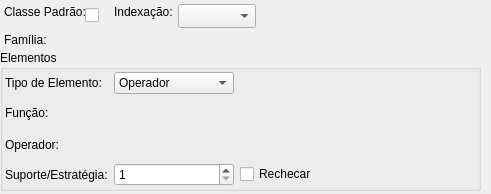
The window that pgmodeler_ui/ui/classeoperadoreswidget.ui (erdincay/pgmodeler-old) describes before a commit, drawn with Qt 5.
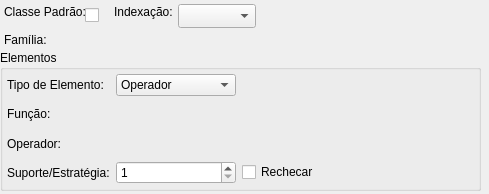
The same window after the commit.

What changed in the file:
```diff
--- a/pgmodeler_ui/ui/classeoperadoreswidget.ui
+++ b/pgmodeler_ui/ui/classeoperadoreswidget.ui
@@ -6,7 +6,7 @@
    <rect>
     <x>0</x>
     <y>0</y>
-    <width>491</width>
+    <width>489</width>
     <height>194</height>
    </rect>
   </property>
@@ -106,7 +106,10 @@
    </property>
    <layout class="QGridLayout" name="elementos_grid">
     <property name="margin">
-     <number>2</number>
+     <number>4</number>
+    </property>
+    <property name="spacing">
+     <number>6</number>
     </property>
     <item row="0" column="0">
      <widget class="QLabel" name="tipo_elem_lbl">
```
